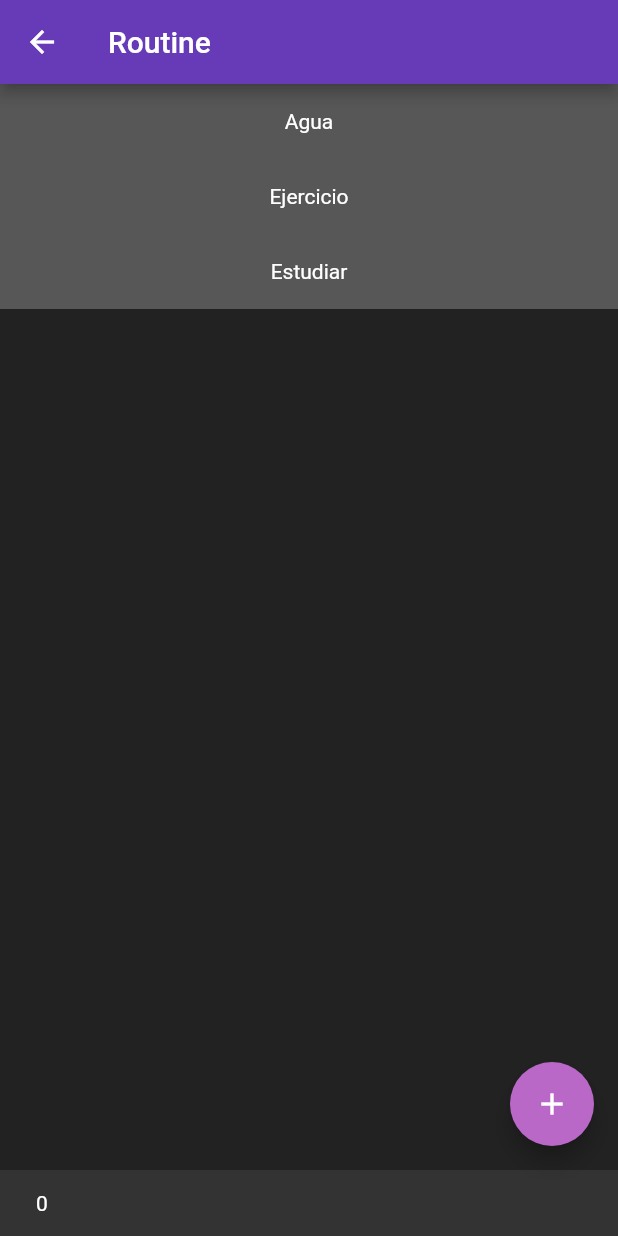
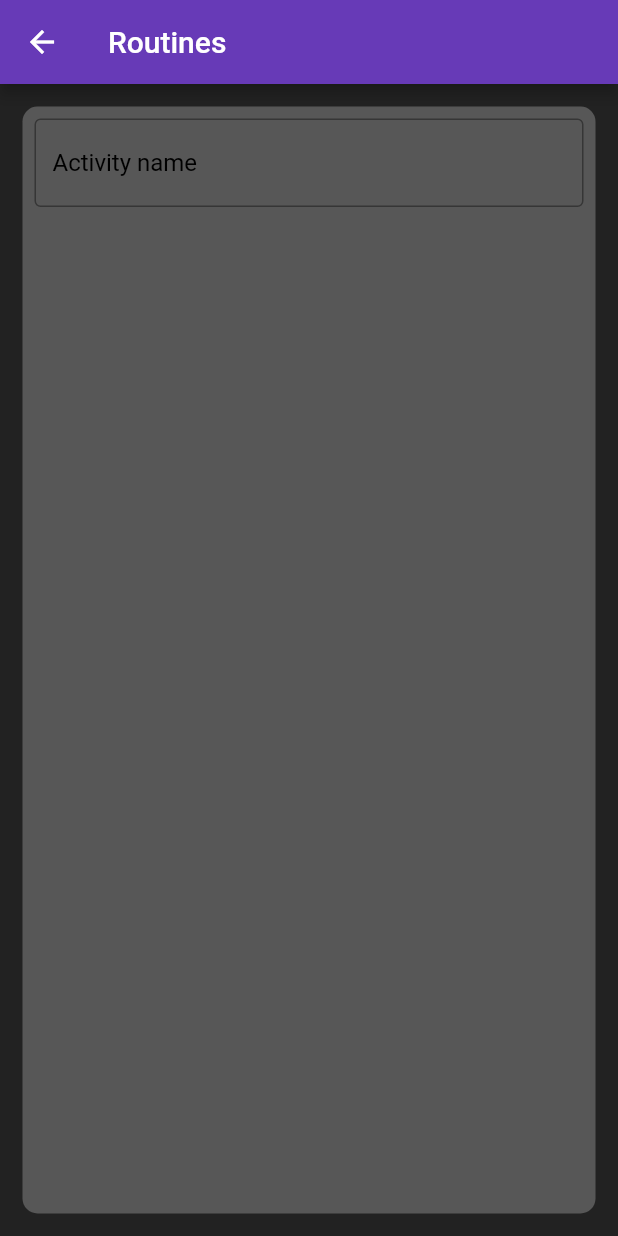
Before and after one commit to Josde/Habitr, a Flutter app: the RoutineScreen screen opened directly, after a tap on "Agua", on a phone screen of 412 x 824 dp. Run offline on Flutter 3.47's test engine with Material 2 defaults, Android fonts, the phone set to English and light mode, and no system bars.

Commit message:
started edit routine screen

```diff
--- a/lib/screens/editroutinescreen.dart
+++ b/lib/screens/editroutinescreen.dart
@@ -1 +1,48 @@
 import 'package:flutter/material.dart';
+
+
+class EditRoutineScreen extends StatefulWidget {
+  const EditRoutineScreen({Key? key}) : super(key: key);
+
+  @override
+  _EditRoutineScreenState createState() => _EditRoutineScreenState();
+}
+
+class _EditRoutineScreenState extends State<EditRoutineScreen> {
+  @override
+  Widget build(BuildContext context) {
+    return Scaffold(
+      appBar: AppBar(
+        title: Text(
+          "Routines",
+          style: TextStyle(
+            color: Colors.white,
+          ),
+        ),
+        backgroundColor: Colors.deepPurple,
+      ),
+      body: Container(
+        margin: EdgeInsets.all(15.0),
+        decoration: BoxDecoration(
+          borderRadius: BorderRadius.circular(10.0),
+          color: Colors.white24,
+        ),
+        child: Column(
+          children: <Widget>[
+            Padding(
+              padding: const EdgeInsets.all(8.0),
+              child: TextField(
+                decoration: InputDecoration(
+                  border: OutlineInputBorder(),
+                  hintText: 'Activity name',
+                  hintStyle: TextStyle(color: Colors.black),
+                ),
+              ),
+            ),
+          ],
+        )
+
+      ),
+    );
+  }
+}
--- a/lib/screens/routinescreen.dart
+++ b/lib/screens/routinescreen.dart
@@ -1,6 +1,7 @@
 import 'package:flutter/material.dart';
 import 'package:habitr_tfg/enum/ActivityType.dart';
 import 'package:habitr_tfg/models/routine.dart';
+import 'package:habitr_tfg/screens/editroutinescreen.dart';
 import '../utils/io.dart';
 import 'dart:io';
 
@@ -13,7 +14,7 @@ class RoutineScreen extends StatelessWidget {
     return Scaffold(
       appBar: AppBar(
         title: Text(
-          "Routine",
+          "Routines",
           style: TextStyle(
             color: Colors.white,
           ),
@@ -33,7 +34,7 @@ class RoutineScreen extends StatelessWidget {
                     child: Center(child: Text('${rutinasTest[index].name}', style: TextStyle(color: Colors.white)))
                 ),
                 onTap: () {
-                  ScaffoldMessenger.of(context).showSnackBar(SnackBar(content: Text(index.toString())));
+                  Navigator.push(context, MaterialPageRoute(builder: (context) => const EditRoutineScreen()));
                 }
               );
             },
```
